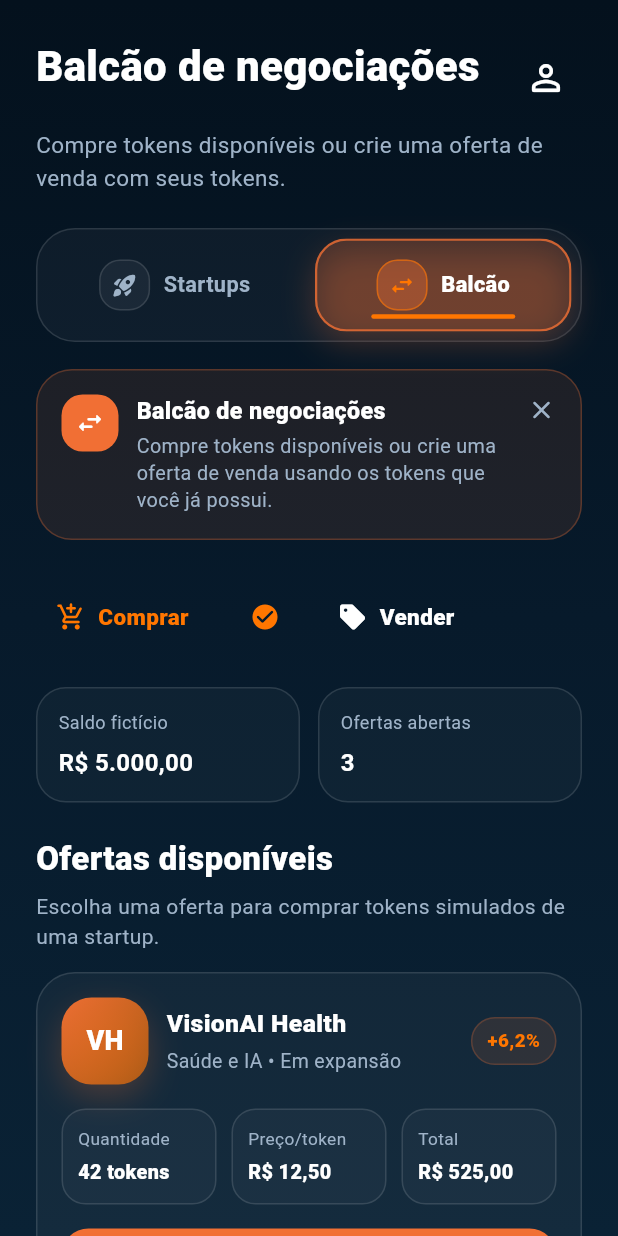
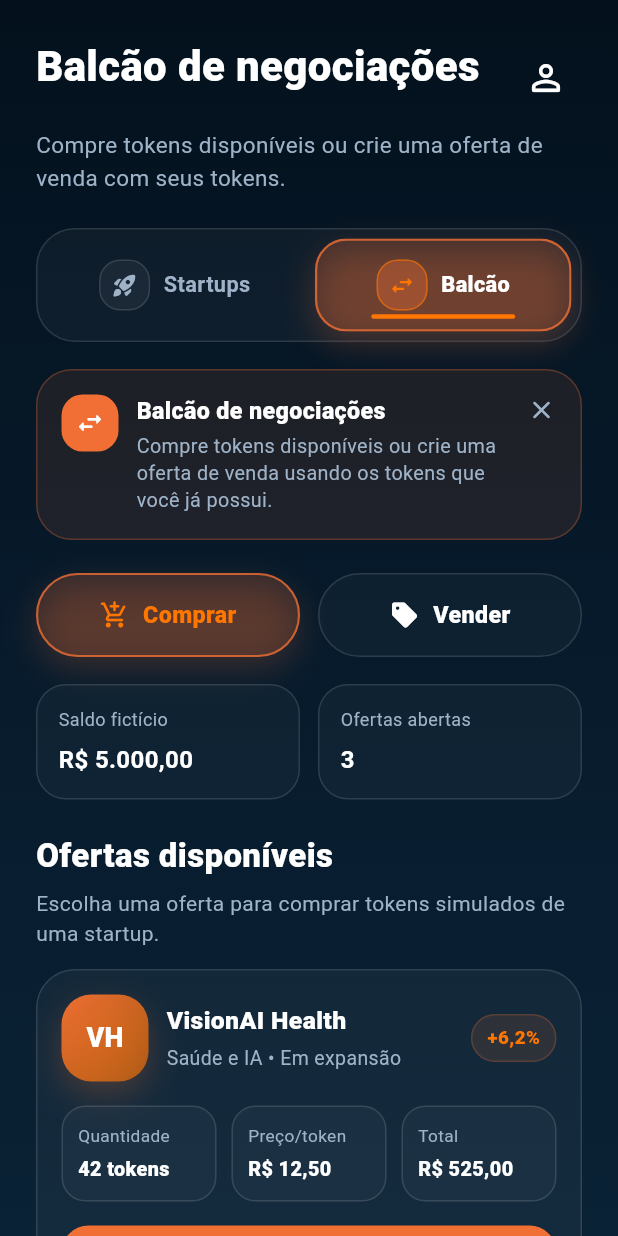
Before and after one commit to miguelgallinucci/ES-PI3-2026-T3-G20, a Flutter app: the CatalogPage screen opened directly, after a tap on "Balcão", on a phone screen of 412 x 824 dp. Run offline on Flutter 3.47's test engine with Material 3 defaults, Android fonts, the phone set to English and light mode, and no system bars; our stand-ins replace cloud_firestore, firebase_auth, firebase_core; accounts and stored records are empty.

Commit message:
Ajustes de interface

```diff
--- a/lib/features/auth/pages/register_page.dart
+++ b/lib/features/auth/pages/register_page.dart
@@ -197,7 +197,7 @@ class _RegisterPageState extends State<RegisterPage> {
 
                     // Texto descritivo da aplicação e benefícios do cadastro
                     const Text(
-                      'Cadastre-se para acompanhar startups, tokens e oportunidades do ecossistema Mescla.',
+                      'Cadastre seus dados acompanhar startups, tokens e oportunidades do ecossistema Mescla.',
                       textAlign: TextAlign.center,
                       style: TextStyle(
                         fontSize: 15,
@@ -224,9 +224,9 @@ class _RegisterPageState extends State<RegisterPage> {
                           const Padding(
                             padding: EdgeInsets.symmetric(horizontal: 10),
                             child: Text(
-                              'Preencha seus dados para começar.',
+                              'Preencha todos os seus dados para começar.',
                               style: TextStyle(
-                                fontSize: 18,
+                                fontSize: 15,
                                 fontWeight: FontWeight.w600,
                                 color: Colors.white,
                                 height: 1.4,
--- a/lib/features/catalog/pages/catalog_page.dart
+++ b/lib/features/catalog/pages/catalog_page.dart
@@ -1,5 +1,3 @@
-import 'dart:async';
-
 import 'package:flutter/material.dart';
 import '../../../core/theme/app_colors.dart';
 import '../data/startup_firestore_service.dart';
@@ -17,9 +15,7 @@ class CatalogPage extends StatefulWidget {
 class _CatalogPageState extends State<CatalogPage> {
   bool showMarket = false;
   bool isBuySelected = true;
-  bool showGuidance = false;
-
-  Timer? _guidanceTimer;
+  bool showGuidance = true;
 
   final StartupFirestoreService _startupService = StartupFirestoreService();
 
@@ -88,41 +84,15 @@ class _CatalogPageState extends State<CatalogPage> {
     );
   }
 
-  @override
-  void dispose() {
-    _guidanceTimer?.cancel();
-    super.dispose();
-  }
-
   void _selectStartups() {
     setState(() {
       showMarket = false;
     });
-
-    _showTemporaryGuidance();
   }
 
   void _selectMarket() {
     setState(() {
       showMarket = true;
-    });
-
-    _showTemporaryGuidance();
-  }
-
-  void _showTemporaryGuidance() {
-    _guidanceTimer?.cancel();
-
-    setState(() {
-      showGuidance = true;
-    });
-
-    _guidanceTimer = Timer(const Duration(seconds: 3), () {
-      if (!mounted) return;
-
-      setState(() {
-        showGuidance = false;
-      });
     });
   }
 
@@ -231,7 +201,6 @@ class _CatalogPageState extends State<CatalogPage> {
                             title: _guidanceTitle,
                             description: _guidanceDescription,
                             onClose: () {
-                              _guidanceTimer?.cancel();
                               setState(() {
                                 showGuidance = false;
                               });
@@ -1074,11 +1043,20 @@ class _StartupCatalogCard extends StatelessWidget {
         crossAxisAlignment: CrossAxisAlignment.start,
         children: [
           Row(
-            crossAxisAlignment: CrossAxisAlignment.start,
-            children: [
-              _SectorBadge(text: sector),
-              const Spacer(),
-              Flexible(
+            children: [
+              Expanded(
+                child: Text(
+                  sector,
+                  overflow: TextOverflow.ellipsis,
+                  style: const TextStyle(
+                    color: AppColors.primaryLight,
+                    fontSize: 14,
+                    fontWeight: FontWeight.w700,
+                  ),
+                ),
+              ),
+              const SizedBox(width: 12),
+              Expanded(
                 child: Text(
                   stage,
                   textAlign: TextAlign.right,
@@ -1086,7 +1064,7 @@ class _StartupCatalogCard extends StatelessWidget {
                   style: const TextStyle(
                     color: AppColors.textSecondary,
                     fontSize: 14,
-                    fontWeight: FontWeight.w600,
+                    fontWeight: FontWeight.w700,
                   ),
                 ),
               ),
@@ -1226,35 +1204,6 @@ class _StartupLogo extends StatelessWidget {
   }
 }
 
-class _SectorBadge extends StatelessWidget {
-  final String text;
-
-  const _SectorBadge({required this.text});
-
-  @override
-  Widget build(BuildContext context) {
-    return Container(
-      constraints: const BoxConstraints(maxWidth: 180),
-      padding: const EdgeInsets.symmetric(horizontal: 14, vertical: 9),
-      decoration: BoxDecoration(
-        color: AppColors.primary.withValues(alpha: 0.14),
-        borderRadius: BorderRadius.circular(999),
-        border: Border.all(
-          color: AppColors.primary.withValues(alpha: 0.24),
-        ),
-      ),
-      child: Text(
-        text,
-        overflow: TextOverflow.ellipsis,
-        style: const TextStyle(
-          color: AppColors.primaryLight,
-          fontSize: 13,
-          fontWeight: FontWeight.w900,
-        ),
-      ),
-    );
-  }
-}
 
 class _StartupMetricBox extends StatelessWidget {
   final String label;
@@ -1640,17 +1589,35 @@ class _ModeButton extends StatelessWidget {
 
   @override
   Widget build(BuildContext context) {
-    return InkWell(
+    return AnimatedContainer(
+      duration: const Duration(milliseconds: 220),
+      curve: Curves.easeOut,
+      decoration: BoxDecoration(
+        borderRadius: BorderRadius.circular(999),
+        boxShadow: selected
+            ? [
+                BoxShadow(
+                  color: AppColors.primary.withValues(alpha: 0.20),
+                  blurRadius: 18,
+                  offset: const Offset(0, 8),
+                ),
+              ]
+            : [],
+      ),
+      child: Material(
+        color: Colors.transparent,
+        borderRadius: BorderRadius.circular(999),
+        child: InkWell(
           onTap: onTap,
-      borderRadius: BorderRadius.circular(20),
+          borderRadius: BorderRadius.circular(999),
           child: Ink(
-        height: 58,
-        padding: const EdgeInsets.symmetric(horizontal: 12),
+            height: 56,
+            padding: const EdgeInsets.symmetric(horizontal: 18),
             decoration: BoxDecoration(
               color: selected
-              ? AppColors.primary.withValues(alpha: 0.20)
-              : Colors.white.withValues(alpha: 0.04),
-          borderRadius: BorderRadius.circular(20),
+                  ? AppColors.primary.withValues(alpha: 0.18)
+                  : Colors.white.withValues(alpha: 0.03),
+              borderRadius: BorderRadius.circular(999),
               border: Border.all(
                 color: selected
                     ? AppColors.primary.withValues(alpha: 0.75)
@@ -1659,30 +1626,28 @@ class _ModeButton extends StatelessWidget {
               ),
             ),
             child: Row(
+              mainAxisAlignment: MainAxisAlignment.center,
               children: [
                 Icon(
                   icon,
                   color: selected ? AppColors.primaryLight : Colors.white,
                   size: 20,
                 ),
-            const SizedBox(width: 8),
-            Expanded(
+                const SizedBox(width: 9),
+                Flexible(
                   child: Text(
                     text,
+                    overflow: TextOverflow.ellipsis,
                     style: TextStyle(
                       color: selected ? AppColors.primaryLight : Colors.white,
-                  fontWeight: FontWeight.w800,
-                  fontSize: 15,
-                ),
-              ),
-            ),
-            if (selected)
-              const Icon(
-                Icons.check_circle_rounded,
-                color: AppColors.primaryLight,
-                size: 20,
-              ),
-          ],
+                      fontWeight: FontWeight.w900,
+                      fontSize: 15.5,
+                    ),
+                  ),
+                ),
+              ],
+            ),
+          ),
         ),
       ),
     );
--- a/lib/features/profile/pages/profile_page.dart
+++ b/lib/features/profile/pages/profile_page.dart
@@ -175,7 +175,7 @@ class ProfilePage extends StatelessWidget {
                         ),
                         _ActionCard(
                           icon: Icons.bar_chart_rounded,
-                          title: 'Dashboard',
+                          title: 'Meus Investimentos',
                           subtitle:
                           'Acompanhe desempenho, métricas e valorização.',
                           onTap: () {
```
Also changed, not shown: lib/features/portfolio/pages/portfolio_page.dart (+12 -25 lines). Lines whose indentation alone changed are shown as unchanged.
